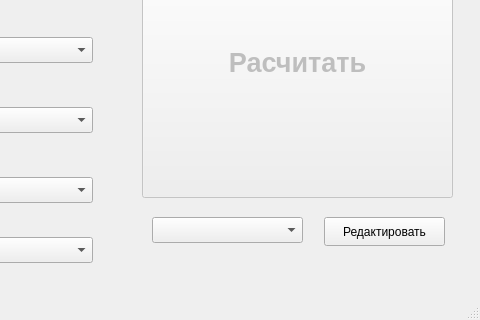
Old version of the form mainwindow.ui in the repository vozerVZ/studentCounterQT; both pictures show x 98 to 578 and y 283 to 603 of the 578 by 603 pixel window.
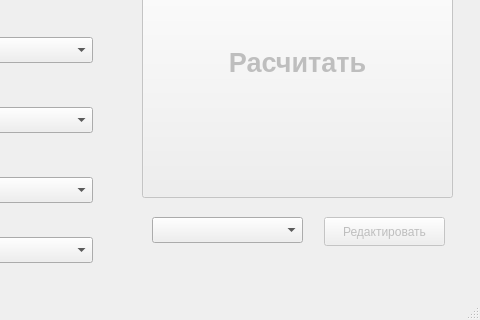
New version of the form.

Diff of the .ui file:
```diff
--- a/mainwindow.ui
+++ b/mainwindow.ui
@@ -252,6 +252,9 @@
     </property>
    </widget>
    <widget class="QPushButton" name="buttonEdit">
+    <property name="enabled">
+     <bool>false</bool>
+    </property>
     <property name="geometry">
      <rect>
       <x>422</x>
```
Left out of the diff: 2 changed lines with no effect on the pictures.
